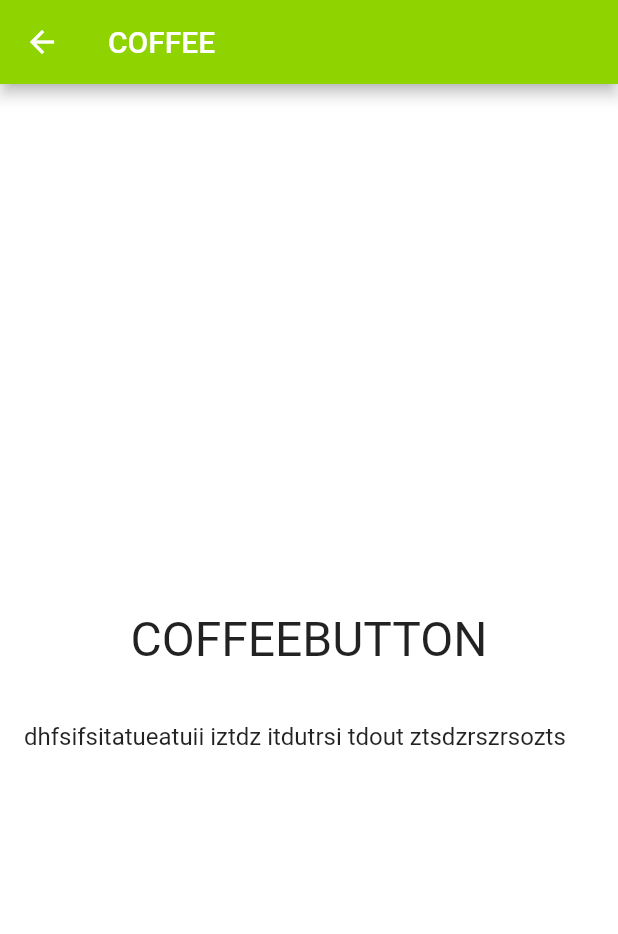
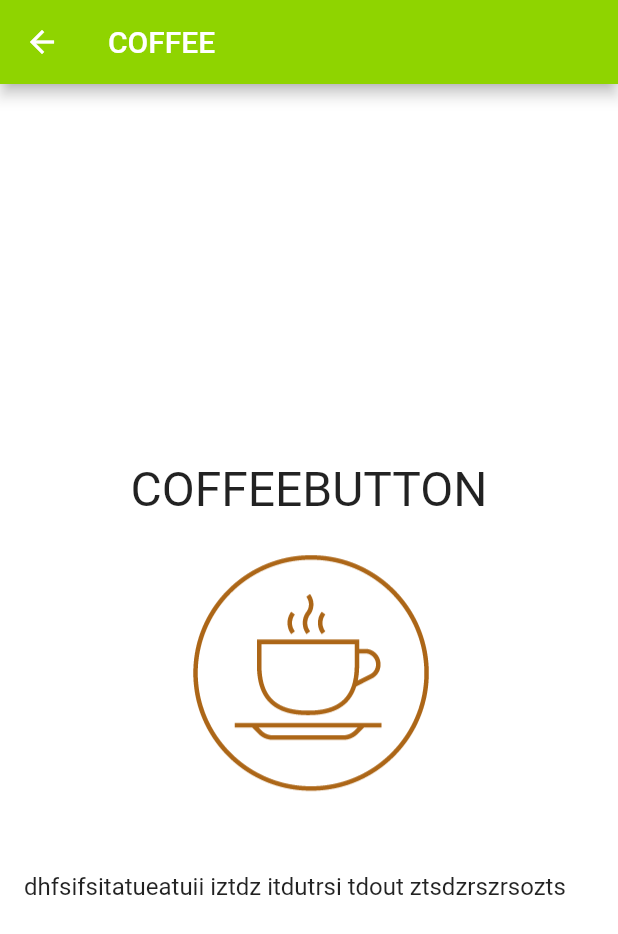
Before and after one commit to faensi/FIWStudiApp, a Flutter app: the screen it shows after launch, after a tap on "Coffeemachine", on a phone screen of 412 x 824 dp. Shown: the top 934 px of the screen. Run offline on Flutter 3.47's test engine with Material 2 defaults, Android fonts, the phone set to English and light mode, and no system bars.

Commit message:
transfer classes to own directories

```diff
--- a/lib/UI/CoffeeButton.dart
+++ b/lib/Coffee/CoffeeButton.dart
@@ -10,7 +10,7 @@ class CoffeeBanner extends StatelessWidget {
   @override
   Widget build(BuildContext context) {
     return GestureDetector(
-      onTap: () {setState((){})},
+      onTap: () {},
       child: new Container(
         constraints: BoxConstraints.expand(
           height: 200,
--- a/lib/UI/KaffeeView.dart
+++ b/lib/Coffee/KaffeeView.dart
@@ -1,6 +1,6 @@
-import 'package:FIW_Studi_App/UI/CoffeeButton.dart';
-import 'package:FIW_Studi_App/UI/CoffeeHeadline.dart';
-import 'package:FIW_Studi_App/UI/CoffeeText.dart';
+import 'package:FIW_Studi_App/Coffee/CoffeeButton.dart';
+import 'package:FIW_Studi_App/Coffee/CoffeeHeadline.dart';
+import 'package:FIW_Studi_App/Coffee/CoffeeText.dart';
 import 'package:flutter/material.dart';
 import 'package:FIW_Studi_App/Colors.dart';
 
@@ -29,7 +29,7 @@ class KaffeeView extends StatelessWidget {
             crossAxisAlignment: CrossAxisAlignment.center,
             children: [
               CoffeeHeadline(),
-              // CoffeeBanner('Images/Coffee_background.png'),
+              CoffeeBanner('Images/Coffee_background.png'),
               CoffeeText(),
             ],
           ),
--- a/lib/UI/Startview.dart
+++ b/lib/UI/Startview.dart
@@ -1,9 +1,8 @@
-import 'package:FIW_Studi_App/UI/FSnewsChangeView.dart';
-import 'package:FIW_Studi_App/UI/FSnewsView.dart';
-import 'package:FIW_Studi_App/UI/KaffeeChangeView.dart';
-import 'package:FIW_Studi_App/UI/KaffeeView.dart';
+import 'package:FIW_Studi_App/FSnews/FSnewsChangeView.dart';
+import 'package:FIW_Studi_App/FSnews/FSnewsView.dart';
+import 'package:FIW_Studi_App/Coffee/KaffeeView.dart';
 import 'package:FIW_Studi_App/UI/LoginForm.dart';
-import 'package:FIW_Studi_App/UI/VorlesungsplanerView.dart';
+import 'package:FIW_Studi_App/Vorlesungsplaner/VorlesungsplanerView.dart';
 import 'package:flutter/material.dart';
 import '../Colors.dart';
 
@@ -159,37 +158,6 @@ class Startview extends StatelessWidget {
                 onTap: () {
                   Navigator.push(
                     context,
-                    MaterialPageRoute(builder: (context) => KaffeeChangeView()),
-                  );
-                },
-                child: new Card(
-                  clipBehavior: Clip.antiAlias,
-                  child: Column(
-                    crossAxisAlignment: CrossAxisAlignment.start,
-                    children: <Widget>[
-                      AspectRatio(
-                        aspectRatio: 18.0 / 11.0,
-                        child: Image.asset(''),
-                      ),
-                      Padding(
-                        padding: EdgeInsets.fromLTRB(16.0, 12.0, 16.0, 8.0),
-                        child: Column(
-                          crossAxisAlignment: CrossAxisAlignment.start,
-                          children: <Widget>[
-                            Text('Kaffe Change'),
-                            SizedBox(height: 8.0),
-                            Text('Change Status'),
-                          ],
-                        ),
-                      ),
-                    ],
-                  ),
-                ),
-              ),
-              InkWell(
-                onTap: () {
-                  Navigator.push(
-                    context,
                     MaterialPageRoute(builder: (context) => LoginForm()),
                   );
                 },
--- a/lib/UI/VorlesungsplanerView.dart
+++ b/lib/Vorlesungsplaner/VorlesungsplanerView.dart
@@ -1,5 +1,5 @@
 import 'package:flutter/material.dart';
-import 'Startview.dart';
+import '../UI/Startview.dart';
 import 'package:FIW_Studi_App/Colors.dart';
 
 class VorlesungsplanerView extends StatelessWidget {
```
Also changed, not shown: lib/UI/KaffeeChangeView.dart (deleted, +0 -27 lines), lib/Coffee/CoffeeHeadline.dart (renamed from lib/UI/CoffeeHeadline.dart), lib/Coffee/CoffeeText.dart (renamed from lib/UI/CoffeeText.dart), lib/FSnews/FSnewsChangeView.dart (renamed from lib/UI/FSnewsChangeView.dart), lib/FSnews/FSnewsDetailView.dart (renamed from lib/UI/FSnewsDetailView.dart), lib/FSnews/FSnewsView.dart (renamed from lib/UI/FSnewsView.dart).
